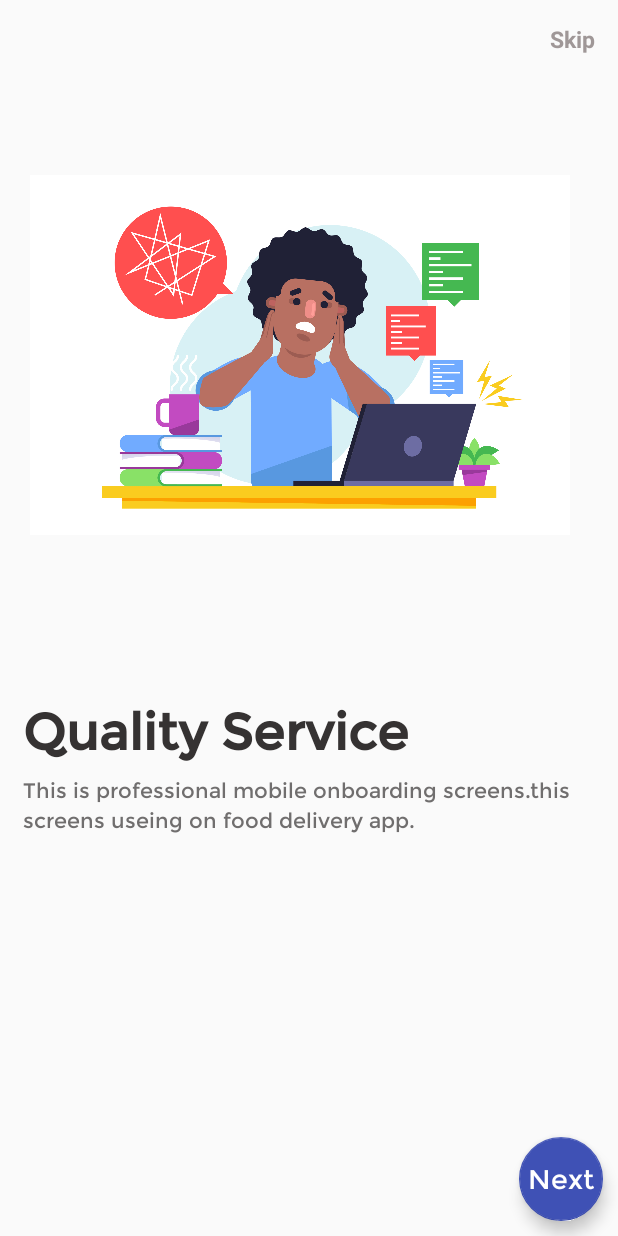
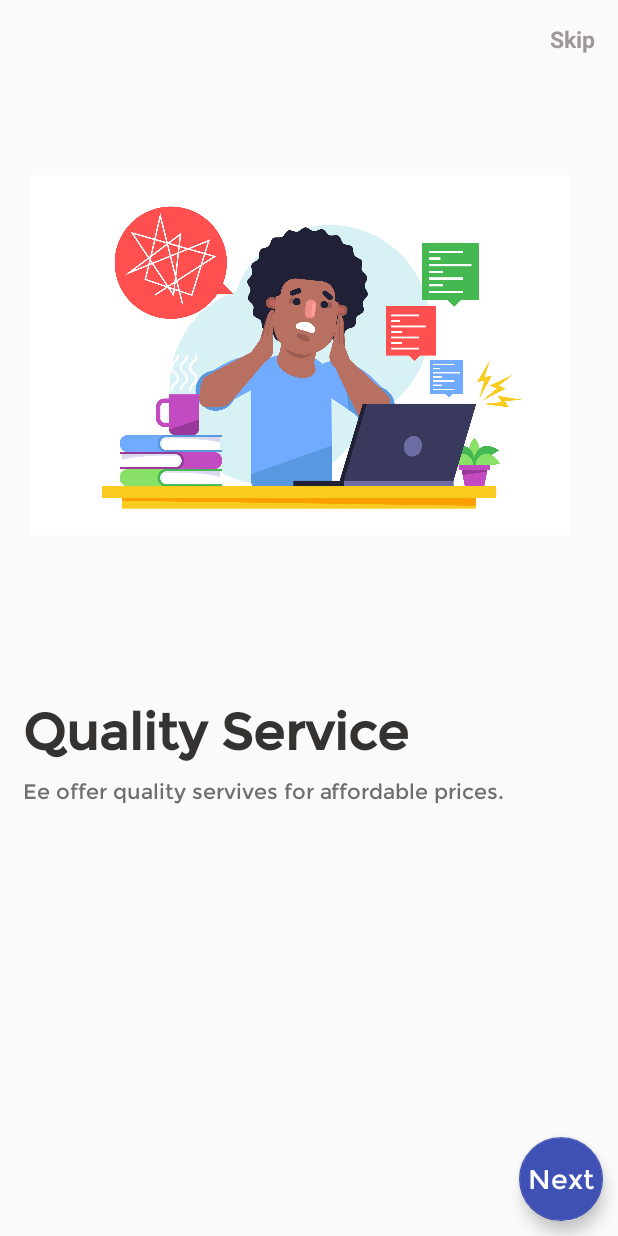
Before and after one commit to mukusawayne/MEDI-LAB-, an Android app: the Screen2 screen opened directly, with no data from a screen before it, on a phone screen of 412 x 824 dp. Run offline under Robolectric (Android 15) with nearby library versions, the phone set to English and light mode, and no system bars.

Commit message:
First commit

```diff
--- a/app/src/main/res/layout/activity_screen1.xml
+++ b/app/src/main/res/layout/activity_screen1.xml
@@ -44,7 +44,7 @@
     <com.google.android.material.textview.MaterialTextView
         android:layout_width="match_parent"
         android:layout_height="wrap_content"
-        android:text="This is professional mobile onboarding screens.this screens useing on food delivery app."
+        android:text="Welcome to MEDILAB APP. This is an online lab tests booking app."
         android:textAlignment="textStart"
         android:layout_marginTop="10dp"
         android:layout_marginLeft="15dp"
--- a/app/src/main/res/layout/activity_screen2.xml
+++ b/app/src/main/res/layout/activity_screen2.xml
@@ -48,7 +48,7 @@
     <com.google.android.material.textview.MaterialTextView
         android:layout_width="match_parent"
         android:layout_height="wrap_content"
-        android:text="This is professional mobile onboarding screens.this screens useing on food delivery app."
+        android:text="Ee offer quality servives for affordable prices."
         android:textAlignment="textStart"
         android:layout_marginTop="10dp"
         android:layout_marginLeft="15dp"
```
